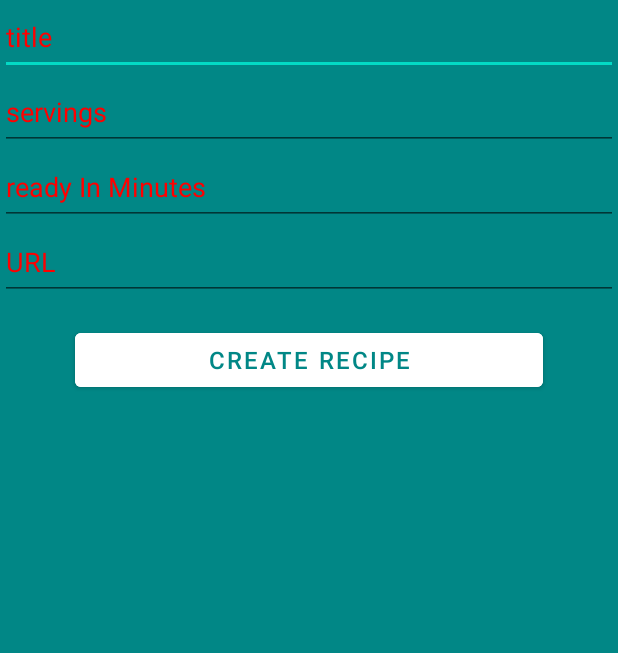
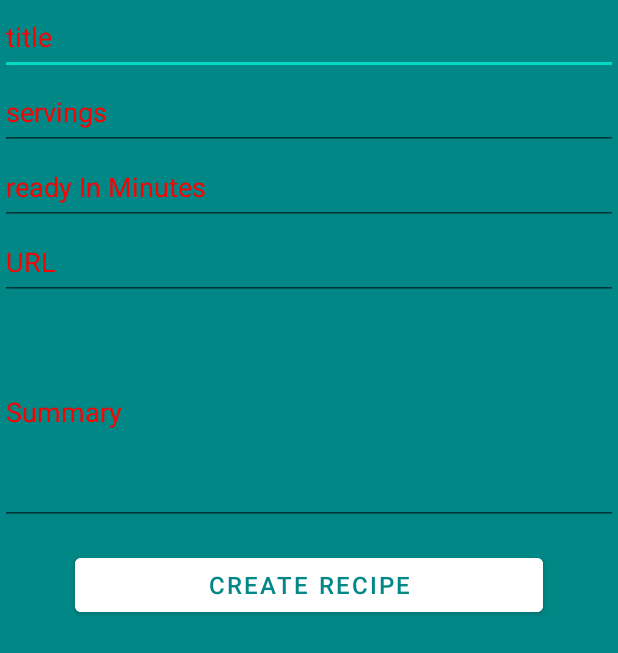
Before and after one commit to pelegadmi/recipeAppAndroid, an Android app: the CreateRecipeActivity screen opened directly, with no data from a screen before it, after a tap on "CREATE RECIPE", on a phone screen of 412 x 824 dp. Shown: the top 653 px of the screen. Run offline under Robolectric (Android 15) with nearby library versions, the phone set to English and light mode, and no system bars; our stand-ins replace Firebase (no records; nobody signed in at launch, a user with empty details on screens opened directly).

```diff
--- a/app/src/main/java/com/example/appfoodie/CreateRecipeActivity.java
+++ b/app/src/main/java/com/example/appfoodie/CreateRecipeActivity.java
@@ -19,7 +19,7 @@ public class CreateRecipeActivity extends AppCompatActivity {
     FirebaseUser userLoggedIn;
     Button create;
     DataBaseHelper DB;
-    EditText titleEt, servingsEt, readyInMinutesEt, urlEt;
+    EditText titleEt, servingsEt, readyInMinutesEt, urlEt, summaryEt;
 
     @Override
     protected void onCreate(Bundle savedInstanceState) {
@@ -34,6 +34,7 @@ public class CreateRecipeActivity extends AppCompatActivity {
         servingsEt = (EditText) findViewById(R.id.create_servings);
         readyInMinutesEt = (EditText) findViewById(R.id.create_readyInMinutes);
         urlEt = (EditText) findViewById(R.id.create_URL);
+        summaryEt = (EditText) findViewById(R.id.create_summary);
 
         userLoggedIn = FirebaseAuth.getInstance().getCurrentUser();
 
@@ -51,15 +52,19 @@ public class CreateRecipeActivity extends AppCompatActivity {
             urlEt.setTextColor(Color.BLACK);
             urlEt.setHintTextColor(Color.BLACK);
 
+            summaryEt.setTextColor(Color.BLACK);
+            summaryEt.setHintTextColor(Color.BLACK);
+
 
             String title = String.valueOf(titleEt.getText()),
                     url = String.valueOf(urlEt.getText()),
                     readyInMinutesStr = String.valueOf(readyInMinutesEt.getText()),
-                    servingsStr = String.valueOf(servingsEt.getText());
+                    servingsStr = String.valueOf(servingsEt.getText()),
+                    summary = String.valueOf(summaryEt.getText());
 
-            if (title.length() > 0 && url.length() > 0 && tryParse(readyInMinutesStr) &&
+            if (title.length() > 0 && url.length() > 0 && summary.length() > 0 && tryParse(readyInMinutesStr) &&
                     tryParse(servingsStr)) {
-                Recipe recipe = new Recipe(userLoggedIn.getUid(), Integer.parseInt(readyInMinutesStr), Integer.parseInt(servingsStr), url, title);
+                Recipe recipe = new Recipe(userLoggedIn.getUid(), Integer.parseInt(readyInMinutesStr), Integer.parseInt(servingsStr), url, title, summary);
                 DB.insertData(recipe);
                 Intent intent = new Intent(CreateRecipeActivity.this, ShowRecipeActivity.class);
 
@@ -77,13 +82,20 @@ public class CreateRecipeActivity extends AppCompatActivity {
                     urlEt.setTextColor(Color.RED);
                     urlEt.setHintTextColor(Color.RED);
                 }
+
                 if (!tryParse(readyInMinutesStr)) {
                     readyInMinutesEt.setTextColor(Color.RED);
                     readyInMinutesEt.setHintTextColor(Color.RED);
                 }
+
                 if (!tryParse(servingsStr)) {
                     servingsEt.setTextColor(Color.RED);
                     servingsEt.setHintTextColor(Color.RED);
+                }
+
+                if (summary.length() == 0) {
+                    summaryEt.setTextColor(Color.RED);
+                    summaryEt.setHintTextColor(Color.RED);
                 }
             }
         });
--- a/app/src/main/java/com/example/appfoodie/MainActivity.java
+++ b/app/src/main/java/com/example/appfoodie/MainActivity.java
@@ -155,6 +155,4 @@ public class MainActivity extends AppCompatActivity {
     };
     private final RecipeClickListener recipeClickListener = recipe -> startActivity(new Intent(MainActivity.this, RecipeDetailsActivity.class)
             .putExtra("recipe", recipe));
-
-
 }
--- a/app/src/main/res/layout/activity_create_recipe.xml
+++ b/app/src/main/res/layout/activity_create_recipe.xml
@@ -19,8 +19,8 @@
         <EditText
             android:id="@+id/create_title"
             android:layout_width="match_parent"
-            android:hint="title"
-            android:layout_height="50dp" />
+            android:layout_height="50dp"
+            android:hint="title" />
 
         <EditText
             android:id="@+id/create_servings"
@@ -43,6 +43,13 @@
             android:hint="URL"
             android:inputType="textUri" />
 
+        <EditText
+            android:id="@+id/create_summary"
+            android:layout_width="match_parent"
+            android:layout_height="150dp"
+            android:hint="Summary"
+            android:inputType="textUri" />
+
 
         <Button
             android:id="@+id/create_recipe"
--- a/app/src/main/res/layout/activity_recipe_details.xml
+++ b/app/src/main/res/layout/activity_recipe_details.xml
@@ -64,6 +64,7 @@
                 android:layout_height="wrap_content"/>
 
             <TextView
+                android:id="@+id/show_ing"
                 android:text="Ingredients"
                 android:textColor="@color/white"
                 android:textStyle="normal"
```
Also changed, not shown: app/src/main/java/com/example/appfoodie/DataBaseHelper.java (+9 -1 lines), app/src/main/java/com/example/appfoodie/Models/Recipe.java (+9 -6 lines), app/src/main/java/com/example/appfoodie/RecipeDetailsActivity.java (+8 -4 lines).
